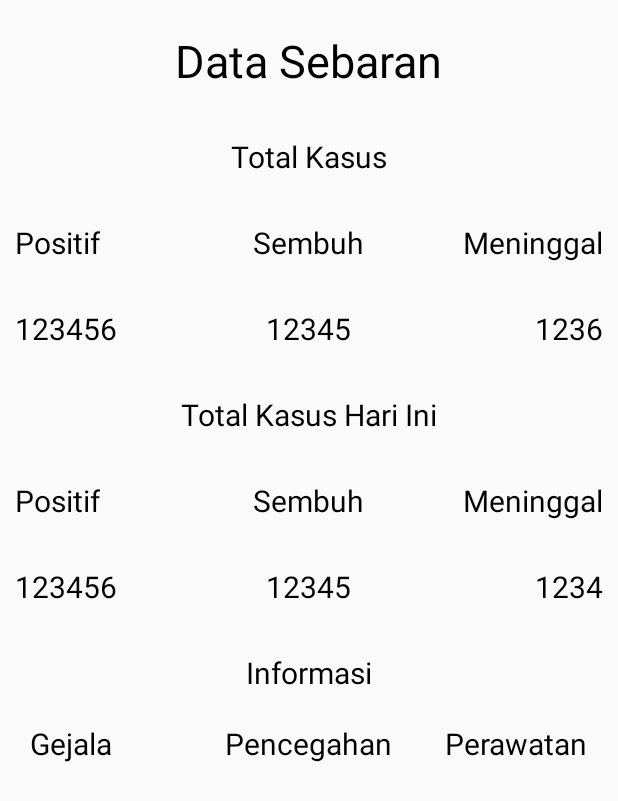
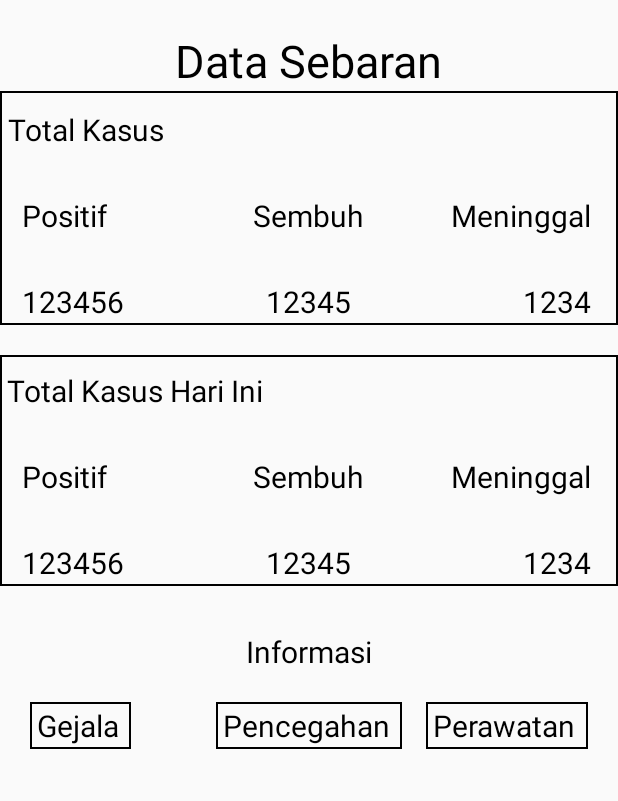
Before and after one commit to raliesebastiandarius/Tubes---Covid---P3B, an Android app: the layout fragment_main.xml on its own in the app's theme, with its tools: preview values and no code run, on a phone screen of 412 x 824 dp. Shown: the top 801 px of the screen. Run offline under Robolectric (Android 15) with nearby library versions, the phone set to English and light mode, and no system bars.

Commit message:
nambahin kotak raliez

```diff
--- a/app/src/main/res/layout/fragment_main.xml
+++ b/app/src/main/res/layout/fragment_main.xml
@@ -1,11 +1,12 @@
 <?xml version="1.0" encoding="utf-8"?>
 
-<RelativeLayout xmlns:android="http://schemas.android.com/apk/res/android"
+<RelativeLayout
+    xmlns:android="http://schemas.android.com/apk/res/android"
     android:layout_width="match_parent"
     android:layout_height="match_parent"
-    xmlns:tools="http://schemas.android.com/tools"
-    android:orientation="horizontal"
-    tools:context=".MainActivity">
+    android:orientation="horizontal">
+
+
 
     <TextView
         android:layout_width="wrap_content"
@@ -19,16 +20,23 @@
         android:id="@+id/tv_halaman">
     </TextView>
 
+    <RelativeLayout
+        android:layout_width="match_parent"
+        android:layout_height="wrap_content"
+        android:id="@+id/bagian_totalKasus"
+        android:background="@drawable/background"
+        android:layout_below="@id/tv_halaman">
+
         <TextView
             android:layout_width="wrap_content"
             android:layout_height="wrap_content"
             android:text="Total Kasus"
             android:textSize="20dp"
-        android:layout_marginTop="30dp"
+            android:layout_marginTop="10dp"
             android:textColor="#000000"
-        android:layout_below="@+id/tv_halaman"
-        android:layout_centerInParent="true"
-        android:id="@+id/tv_total">
+            android:id="@+id/tv_total"
+            android:gravity="top|center_horizontal">
+
         </TextView>
 
         <TextView
@@ -66,8 +74,7 @@
             android:layout_marginTop="30dp"
             android:textColor="#000000"
             android:layout_below="@+id/tv_total"
-    android:layout_centerInParent="true"
-    >
+            android:layout_centerInParent="true">
         </TextView>
 
         <TextView
@@ -100,28 +107,39 @@
         <TextView
             android:layout_width="wrap_content"
             android:layout_height="wrap_content"
-        android:text="1236"
+            android:text="1234"
             android:id="@+id/tv_angkaMeninggal"
             android:textSize="20dp"
             android:layout_marginTop="30dp"
             android:layout_marginRight="10dp"
             android:textColor="#000000"
             android:layout_below="@+id/tv_meninggal"
-        android:layout_alignParentRight="true"
-        >
+            android:layout_alignParentRight="true">
         </TextView>
+    </RelativeLayout>
+
+    <RelativeLayout
+        android:layout_width="match_parent"
+        android:layout_height="20dp"
+        android:layout_below="@+id/bagian_totalKasus"
+        android:id="@+id/kosong"/>
+
+    <RelativeLayout
+        android:layout_width="match_parent"
+        android:layout_height="wrap_content"
+        android:layout_below="@+id/kosong"
+        android:id="@+id/bagian_kasusHariIni"
+        android:background="@drawable/background"
+        android:paddingTop="10dp">
+
 
         <TextView
+            android:id="@+id/tv_today"
             android:layout_width="wrap_content"
             android:layout_height="wrap_content"
             android:text="Total Kasus Hari Ini"
-        android:textSize="20dp"
-        android:layout_marginTop="30dp"
             android:textColor="#000000"
-        android:layout_below="@+id/tv_angkaMeninggal"
-        android:layout_centerInParent="true"
-        android:id="@+id/tv_today">
-    </TextView>
+            android:textSize="20dp"/>
 
         <TextView
             android:layout_width="wrap_content"
@@ -132,9 +150,9 @@
             android:layout_marginTop="30dp"
             android:layout_marginLeft="10dp"
             android:textColor="#000000"
-        android:layout_below="@+id/tv_today"
-        >
+            android:layout_below="@+id/tv_today">
         </TextView>
+
 
         <TextView
             android:layout_width="wrap_content"
@@ -149,6 +167,7 @@
             >
         </TextView>
 
+
         <TextView
             android:layout_width="wrap_content"
             android:layout_height="wrap_content"
@@ -162,6 +181,8 @@
             >
         </TextView>
 
+
+
         <TextView
             android:layout_width="wrap_content"
             android:layout_height="wrap_content"
@@ -174,6 +195,8 @@
             android:layout_centerInParent="true"
             >
         </TextView>
+
+
 
         <TextView
             android:layout_width="wrap_content"
@@ -189,6 +212,8 @@
             >
         </TextView>
 
+
+
         <TextView
             android:layout_width="wrap_content"
             android:layout_height="wrap_content"
@@ -203,6 +228,8 @@
             >
         </TextView>
 
+    </RelativeLayout>
+
     <TextView
         android:layout_width="wrap_content"
         android:layout_height="wrap_content"
@@ -210,7 +237,7 @@
         android:textSize="20dp"
         android:layout_marginTop="30dp"
         android:textColor="#000000"
-        android:layout_below="@+id/tv_angkaMeninggalToday"
+        android:layout_below="@+id/bagian_kasusHariIni"
         android:layout_centerInParent="true"
         android:id="@+id/tv_informasi">
     </TextView>
@@ -222,9 +249,12 @@
         android:onClick="onClick"
         android:textSize="20dp"
         android:id="@+id/tv_gejala"
+        android:background="@drawable/background"
         android:textColor="#000000"
         android:layout_margin="20dp"
         android:layout_below="@id/tv_informasi"
+        android:layout_alignParentLeft="true"
+        android:layout_marginLeft="10dp"
         android:text="Gejala">
     </TextView>
 
@@ -236,11 +266,13 @@
         android:textSize="20dp"
         android:id="@+id/tv_pencegahan"
         android:textColor="#000000"
+        android:background="@drawable/background"
         android:layout_margin="20dp"
         android:layout_below="@id/tv_informasi"
         android:layout_centerInParent="true"
         android:text="Pencegahan">
     </TextView>
+
 
     <TextView
         android:layout_height="wrap_content"
@@ -251,10 +283,13 @@
         android:id="@+id/tv_perawatan"
         android:textColor="#000000"
         android:layout_margin="20dp"
+        android:background="@drawable/background"
         android:layout_below="@id/tv_informasi"
+        android:layout_marginRight="20dp"
         android:layout_alignParentRight="true"
         android:text="Perawatan">
     </TextView>
 
 
+
 </RelativeLayout>
```
Also changed, not shown: app/src/main/java/com/example/tubes_covid/CountryFragment.java (+6 -6 lines), app/src/main/java/com/example/tubes_covid/ListAdapter.java (+7 -8 lines), app/src/main/res/layout/fragment_country.xml (+17 -16 lines). Lines whose indentation alone changed are shown as unchanged.
